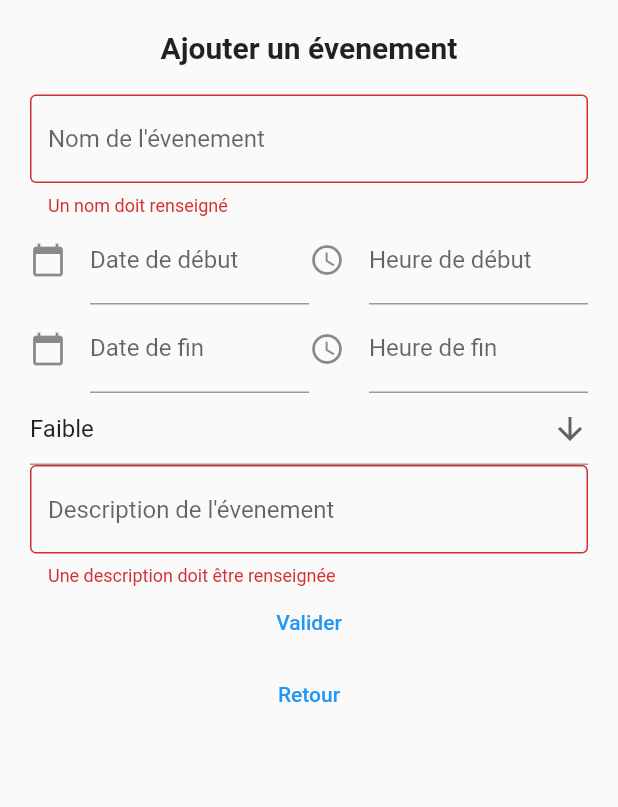
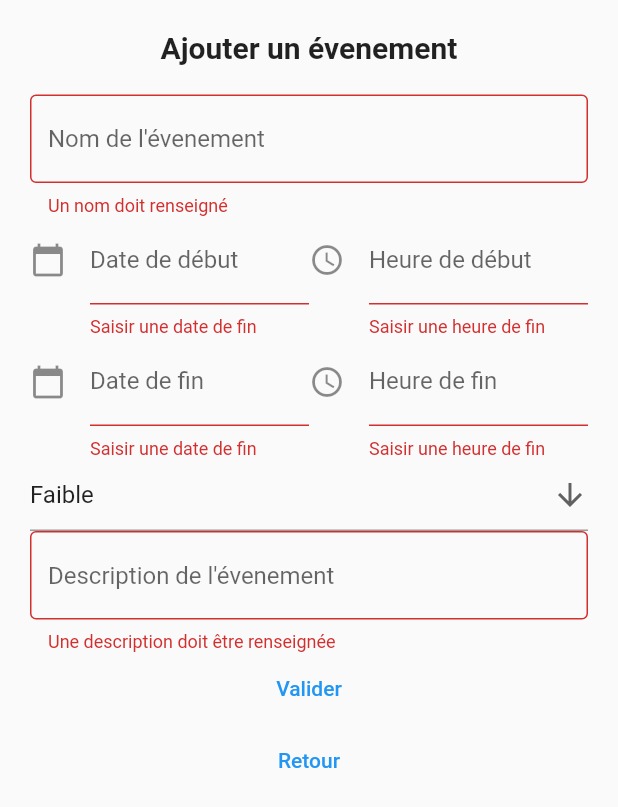
Before and after one commit to TakyL/CondProj_Flutter, a Flutter app: the Inter_Event screen opened directly with empty values, after a tap on "Valider", on a phone screen of 412 x 824 dp. Shown: the top 807 px of the screen. Run offline on Flutter 3.47's test engine with Material 2 defaults, Android fonts, the phone set to English and light mode, and no system bars; our stand-ins replace firebase_auth, firebase_core, firebase_database, flutter_datetime_picker, table_calendar; accounts and stored records are empty; network calls fail.

Commit message:
Validator dates et heures

```diff
--- a/lib/view/inter_ajoutevent.dart
+++ b/lib/view/inter_ajoutevent.dart
@@ -5,8 +5,9 @@ import 'package:intl/intl.dart';
 import '../classes/evenements_class.dart';
 import 'package:intl/date_symbol_data_local.dart';
 import 'package:table_calendar/table_calendar.dart';
+import '../db/database_evenement.dart';
 import '../viewmodel/Widget_interface_ajoutevent/viewmodel_interfaceajoutevent.dart';
-
+import '../validators/validator.ajoutevent.dart';
 List<String> l = listp.map((e) => e.nom).toList();
 
 class Inter_Event extends StatefulWidget {
@@ -30,7 +31,7 @@ class _Inter_EventState extends State<Inter_Event> {
   final _CtrlHeureF = TextEditingController();
   final _CtrlDsc = TextEditingController();
 
-  prioriete dropdownValue = listp.first;
+  prioriete dropdownValue = listp.first;//TODO COnfig les validator
 
   Color? DetermineCouleur(prioriete value) {
     // debugPrint(value.toString());
@@ -56,12 +57,13 @@ class _Inter_EventState extends State<Inter_Event> {
     super.dispose();
   }
 
-  void loginbutton() {
+  void loginbutton() async{
     if (_formKey.currentState!.validate()) {
+
       widget.callback(
           widget.time,
           Evenement(
-              id: 0,//faire un fetch ici
+              id: await db_event().CountElement(),//TODO: Next Time:  modification endpoints pour event pour y rajouter l'attribut priorité, modifier le get db_event, faire db_prioriete(au moins le get) /!\ Casts à faire, gérer l'affichage couleur sur la vue evenement,  à la fin instancier selectedevents via la db et uniquement la db
               nom: _CtrlNom.text,
               auteur: "TEST",
               date_debut: _CtrlDateD.text,
@@ -79,7 +81,11 @@ class _Inter_EventState extends State<Inter_Event> {
     }
   }
 
-  ///Widgets [ à déplacer plus tard dans un fichier à part où on retrouve tous les widgets mais y'a des problèmes genre pour le context, le dropdownbutton notament, à voir si on peut pas créer une classe qui derriere va recup les fonctions comme ça si on en constructeur, on met le context, seul problème sera le widget.time donc tout les callback]
+
+  ///Widgets
+  ///
+  /// Renvoie le dropdown menu qui permet de choisir la priorite
+  ///
   DropdownButtonFormField<prioriete>
       WidgetDropDownButton() //Gère le dropdownButtonFiled, c'est la cause des lignes d'erreurs car en fait j'ai mis expanded sauf que ça ignore les règles expanded et du coup faut tout mettre en expanded et que c'est un peu le bordel actuellement
   {
@@ -100,6 +106,7 @@ class _Inter_EventState extends State<Inter_Event> {
         }).toList());
   }
 
+  ///Crée une ligne avec un widget date et hour picker
   Row LigneDate(
       String nom, TextEditingController Ctrl1, TextEditingController Ctrl2) {
     return Row(children: [
@@ -115,6 +122,28 @@ class _Inter_EventState extends State<Inter_Event> {
                 labelText: "Date de $nom",
               ),
               readOnly: true, // when true user cannot edit text
+              validator: (value) {
+
+                if(value == null || value.trim().isEmpty)
+                  {
+                    if(nom=="debut") {
+                      return "Saisir une date de début";
+                    } else
+                      {
+                        return "Saisir une date de fin";
+                      }
+                  }
+                else if(! Validator_ajoutevent.validateDateFormat(value))
+                  {
+                    return "Format date ne correspond à dd/mm/yyyy";
+                  }
+                else if(! Validator_ajoutevent.validateDatesFinAvantDebut(_CtrlDateD.text, _CtrlDateF.text))//
+                  {
+                    return "Date de fin ne doit pas être avant la date de debut";
+                  }
+                return null;
+              }
+              ,
               onTap: () async {
                 DateTime? choix = await datePicker();
                 setState(() {
@@ -138,6 +167,27 @@ class _Inter_EventState extends State<Inter_Event> {
                     labelText: "Heure de $nom" //label text of field
                     ),
                 readOnly: true, // when true user cannot edit text
+                validator: (value) {
+
+                if(value == null || value.trim().isEmpty)
+                {
+                if(nom=="debut") {
+                return "Saisir une heure de début";
+                } else
+                {
+                return "Saisir une heure de fin";
+                }
+                }
+                else if(! Validator_ajoutevent.validateDateFormat(value))
+                {
+                return "Format date ne correspond à dd/mm/yyyy";
+                }
+                else if(! Validator_ajoutevent.validateHoursFinAvantDebut(_CtrlHeureD.text, _CtrlHeureF.text, _CtrlDateD.text, _CtrlDateF.text))
+                {
+                return "Heure de fin ne doit pas être avant ou égales à  l'heure de debut";
+                }
+                return null;
+                },
                 onTap: () async {
                   TimeOfDay? choix = await hourPicker();
                   setState(() {
```
Also changed, not shown: lib/main.dart (+7 -10 lines), lib/validators/validator.ajoutevent.dart (added, +54 -0 lines).
